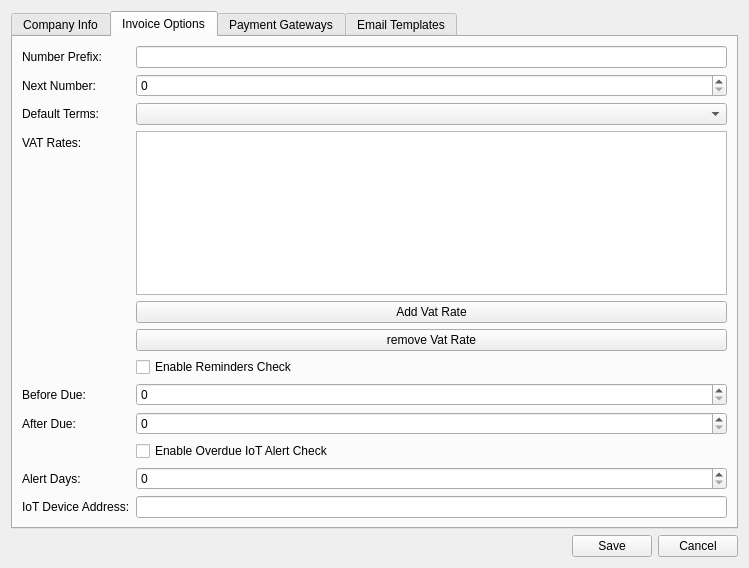
Above: settingsdialog.ui from rahma159/application before the change. Below: the same form after it.
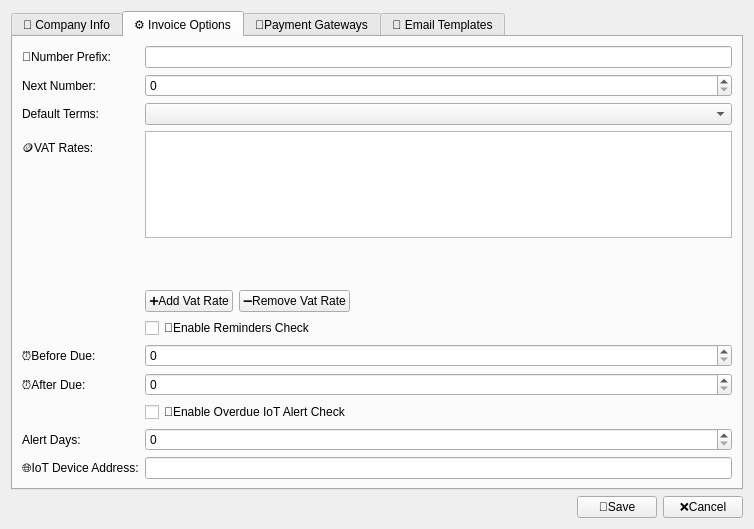
That is the form after the change. The open tabs and pages were chosen to show the change.

Commit message: Ajout du settingsfor payment pour la classe Invoices

```diff
--- a/settingsdialog.ui
+++ b/settingsdialog.ui
@@ -6,14 +6,14 @@
    <rect>
     <x>0</x>
     <y>0</y>
-    <width>749</width>
-    <height>568</height>
+    <width>754</width>
+    <height>529</height>
    </rect>
   </property>
   <property name="windowTitle">
    <string>Dialog</string>
   </property>
-  <layout class="QHBoxLayout" name="horizontalLayout_5">
+  <layout class="QHBoxLayout" name="horizontalLayout_6">
    <item>
     <layout class="QVBoxLayout" name="mainSettingsLayout">
      <item>
@@ -23,7 +23,7 @@
        </property>
        <widget class="QWidget" name="tab">
         <attribute name="title">
-         <string>Company Info</string>
+         <string>🏢 Company Info</string>
         </attribute>
         <layout class="QHBoxLayout" name="horizontalLayout">
          <item>
@@ -75,21 +75,64 @@
              </property>
             </widget>
            </item>
+           <item row="3" column="1">
+            <widget class="QLineEdit" name="companyLogoPathInput"/>
+           </item>
+           <item row="4" column="1">
+            <layout class="QHBoxLayout" name="horizontalLayout_5">
+             <item>
+              <spacer name="horizontalSpacer_2">
+               <property name="orientation">
+                <enum>Qt::Orientation::Horizontal</enum>
+               </property>
+               <property name="sizeType">
+                <enum>QSizePolicy::Policy::Expanding</enum>
+               </property>
+               <property name="sizeHint" stdset="0">
+                <size>
+                 <width>40</width>
+                 <height>20</height>
+                </size>
+               </property>
+              </spacer>
+             </item>
+             <item>
+              <widget class="QPushButton" name="browseButton">
+               <property name="text">
+                <string>📂Browse</string>
+               </property>
+              </widget>
+             </item>
+            </layout>
+           </item>
+           <item row="5" column="1">
+            <spacer name="verticalSpacer">
+             <property name="orientation">
+              <enum>Qt::Orientation::Vertical</enum>
+             </property>
+             <property name="sizeHint" stdset="0">
+              <size>
+               <width>20</width>
+               <height>40</height>
+              </size>
+             </property>
+            </spacer>
+           </item>
           </layout>
          </item>
         </layout>
        </widget>
        <widget class="QWidget" name="tab_2">
         <attribute name="title">
-         <string>Invoice Options</string>
+         <string>⚙️ Invoice Options</string>
         </attribute>
-        <layout class="QVBoxLayout" name="verticalLayout_2">
+        <layout class="QHBoxLayout" name="horizontalLayout_7">
          <item>
           <layout class="QFormLayout" name="invoiceOptionsLayout">
            <item row="0" column="0">
             <widget class="QLabel" name="numberPrefixLabel">
              <property name="text">
-              <string>Number Prefix:</string>
+              <string>📄Number Prefix:</string>
              </property>
             </widget>
            </item>
@@ -119,31 +162,64 @@
            <item row="3" column="0">
             <widget class="QLabel" name="VATRatesLabel">
              <property name="text">
-              <string>VAT Rates:</string>
+              <string>🪙VAT Rates:</string>
              </property>
             </widget>
            </item>
            <item row="3" column="1">
             <widget class="QTableWidget" name="VATRatesTable"/>
            </item>
-           <item row="5" column="1">
-            <widget class="QPushButton" name="removeVatRateButton">
-             <property name="text">
-              <string>remove Vat Rate</string>
-             </property>
-            </widget>
-           </item>
            <item row="4" column="1">
-            <widget class="QPushButton" name="addVatRateButton">
-             <property name="text">
-              <string>Add Vat Rate</string>
+            <spacer name="verticalSpacer_3">
+             <property name="orientation">
+              <enum>Qt::Orientation::Vertical</enum>
              </property>
-            </widget>
+             <property name="sizeType">
+              <enum>QSizePolicy::Policy::Minimum</enum>
+             </property>
+             <property name="sizeHint" stdset="0">
+              <size>
+               <width>20</width>
+               <height>40</height>
+              </size>
+             </property>
+            </spacer>
+           </item>
+           <item row="5" column="1">
+            <layout class="QGridLayout" name="gridLayout">
+             <item row="0" column="0">
+              <widget class="QPushButton" name="addVatRateButton">
+               <property name="text">
+                <string>➕Add Vat Rate</string>
+               </property>
+              </widget>
+             </item>
+             <item row="0" column="2">
+              <spacer name="horizontalSpacer_4">
+               <property name="orientation">
+                <enum>Qt::Orientation::Horizontal</enum>
+               </property>
+               <property name="sizeHint" stdset="0">
+                <size>
+                 <width>40</width>
+                 <height>20</height>
+                </size>
+               </property>
+              </spacer>
+             </item>
+             <item row="0" column="1">
+              <widget class="QPushButton" name="removeVatRateButton">
+               <property name="text">
+                <string>➖Remove Vat Rate</string>
+               </property>
+              </widget>
+             </item>
+            </layout>
            </item>
            <item row="6" column="1">
             <widget class="QCheckBox" name="enableRemindersCheckBox">
              <property name="text">
-              <string>Enable Reminders Check</string>
+              <string>🔔Enable Reminders Check</string>
              </property>
             </widget>
            </item>
@@ -153,14 +229,14 @@
            <item row="7" column="0">
             <widget class="QLabel" name="daysBeforeDueLabel">
              <property name="text">
-              <string>Before Due:</string>
+              <string>⏰Before Due:</string>
              </property>
             </widget>
            </item>
            <item row="8" column="0">
             <widget class="QLabel" name="daysAfterDueLabel">
              <property name="text">
-              <string>After Due:</string>
+              <string>⏰After Due:</string>
              </property>
             </widget>
            </item>
@@ -170,7 +246,7 @@
            <item row="9" column="1">
             <widget class="QCheckBox" name="enableOverdueIoTAlertCheckBox">
              <property name="text">
-              <string>Enable Overdue IoT Alert Check</string>
+              <string>🚨Enable Overdue IoT Alert Check</string>
              </property>
             </widget>
            </item>
@@ -187,7 +263,7 @@
            <item row="11" column="0">
             <widget class="QLabel" name="ioTDeviceAddressLabel">
              <property name="text">
-              <string>IoT Device Address:</string>
+              <string>🌐IoT Device Address:</string>
              </property>
             </widget>
            </item>
@@ -200,7 +276,7 @@
        </widget>
        <widget class="QWidget" name="tab_4">
         <attribute name="title">
-         <string>Payment Gateways</string>
+         <string>🔌Payment Gateways</string>
         </attribute>
         <layout class="QHBoxLayout" name="horizontalLayout_4">
          <item>
@@ -269,7 +345,7 @@
        </widget>
        <widget class="QWidget" name="tab_3">
         <attribute name="title">
-         <string>Email Templates</string>
+         <string>📧 Email Templates</string>
         </attribute>
         <layout class="QHBoxLayout" name="horizontalLayout_3">
          <item>
@@ -346,14 +422,14 @@
        <item>
         <widget class="QPushButton" name="saveButton">
          <property name="text">
-          <string>Save</string>
+          <string>💾Save</string>
          </property>
         </widget>
        </item>
        <item>
         <widget class="QPushButton" name="cancelButton">
          <property name="text">
-          <string>Cancel</string>
+          <string>❌Cancel</string>
          </property>
         </widget>
        </item>
```
Left out of the diff: 106 changed lines with no effect on the pictures. The commit also changes 169 other files.
